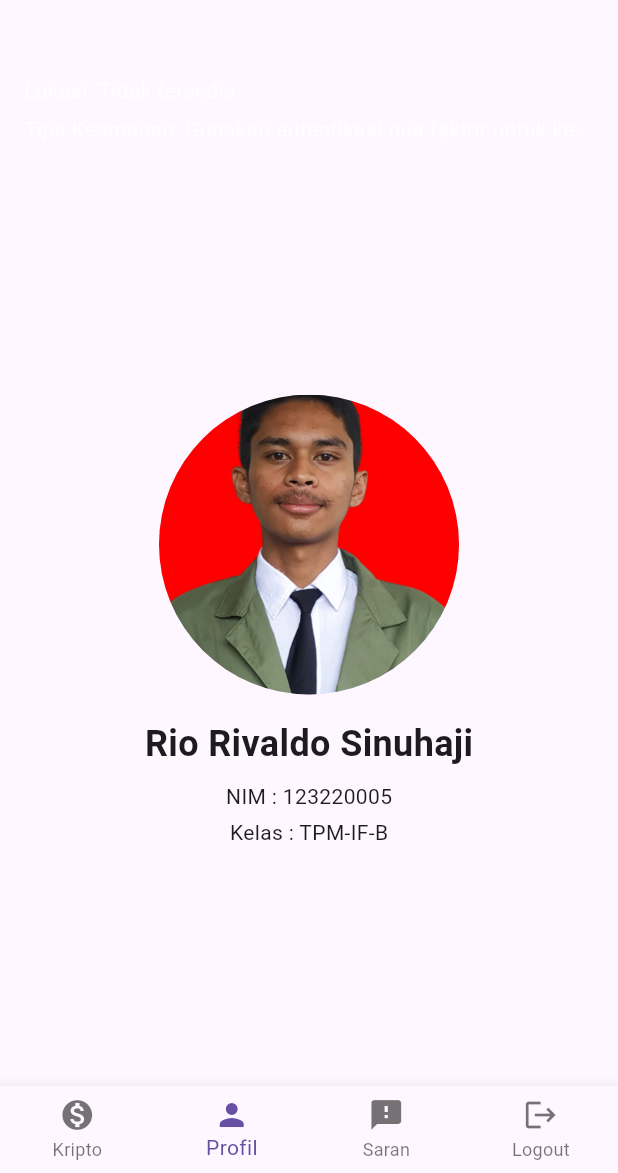
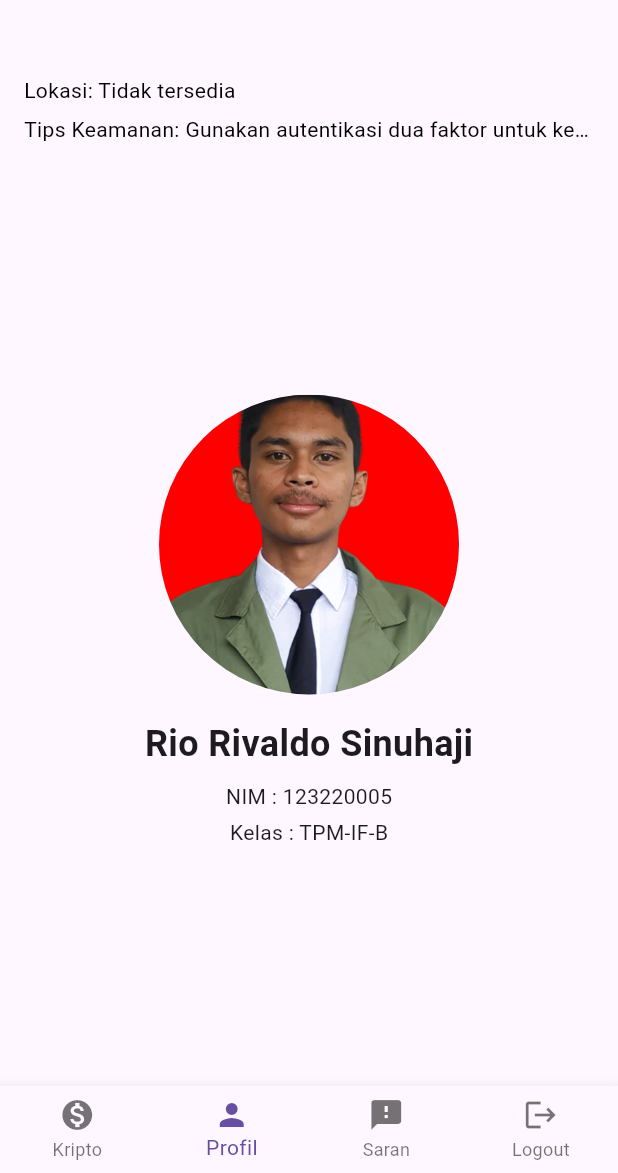
Before and after one commit to riorivaldo/Projek-TPM, a Flutter app: the HomePage screen opened directly, item 2 of the bottom bar chosen, on a phone screen of 412 x 824 dp, the part 63-1236 px from its top. Run offline on Flutter 3.47's test engine with Material 3 defaults, Android fonts, the phone set to English and light mode, and no system bars; our stand-ins replace flutter_local_notifications, flutter_native_timezone, geolocator, hive, hive_flutter, sensors_plus and 2 more; accounts and stored records are empty; network calls fail; statements that could not run were skipped.

```diff
--- a/lib/home_page.dart
+++ b/lib/home_page.dart
@@ -178,22 +178,22 @@ class _HomePageState extends State<HomePage> {
                 _currentPosition != null
                     ? Text(
                         'Lokasi: ${_currentPosition!.latitude.toStringAsFixed(4)}, ${_currentPosition!.longitude.toStringAsFixed(4)} | Zona waktu: ${_localTimeZone ?? '-'}',
-                        style: const TextStyle(
-                            color: Colors.white70, fontSize: 14),
+                        style:
+                            const TextStyle(color: Colors.black, fontSize: 14),
                       )
                     : const Text(
                         'Lokasi: Tidak tersedia',
-                        style: TextStyle(color: Colors.white70, fontSize: 14),
+                        style: TextStyle(color: Colors.black, fontSize: 14),
                       ),
                 if (_userCountry != null)
                   Text(
                     'Negara: $_userCountry',
-                    style: const TextStyle(color: Colors.white70, fontSize: 14),
+                    style: const TextStyle(color: Colors.black, fontSize: 14),
                   ),
                 if (_popularCoin != null)
                   Text(
                     'Koin Populer di Negara Anda: $_popularCoin',
-                    style: const TextStyle(color: Colors.white70, fontSize: 14),
+                    style: const TextStyle(color: Colors.black, fontSize: 14),
                   ),
                 const SizedBox(height: 6),
                 _securityTips.isNotEmpty
@@ -201,8 +201,8 @@ class _HomePageState extends State<HomePage> {
                         'Tips Keamanan: ${_securityTips[0]}',
                         maxLines: 1,
                         overflow: TextOverflow.ellipsis,
-                        style: const TextStyle(
-                            color: Colors.white70, fontSize: 14),
+                        style:
+                            const TextStyle(color: Colors.black, fontSize: 14),
                       )
                     : const SizedBox.shrink(),
               ],
--- a/lib/login_page.dart
+++ b/lib/login_page.dart
@@ -172,7 +172,8 @@ class _LoginPageState extends State<LoginPage> {
                               )
                             : const Text(
                                 'Masuk',
-                                style: TextStyle(fontSize: 18),
+                                style: TextStyle(
+                                    fontSize: 18, color: Colors.white),
                               ),
                       ),
                     ),
--- a/lib/register_page.dart
+++ b/lib/register_page.dart
@@ -223,7 +223,8 @@ class _RegisterPageState extends State<RegisterPage> {
                               )
                             : const Text(
                                 'Daftar',
-                                style: TextStyle(fontSize: 18),
+                                style: TextStyle(
+                                    fontSize: 18, color: Colors.white),
                               ),
                       ),
                     ),
```
